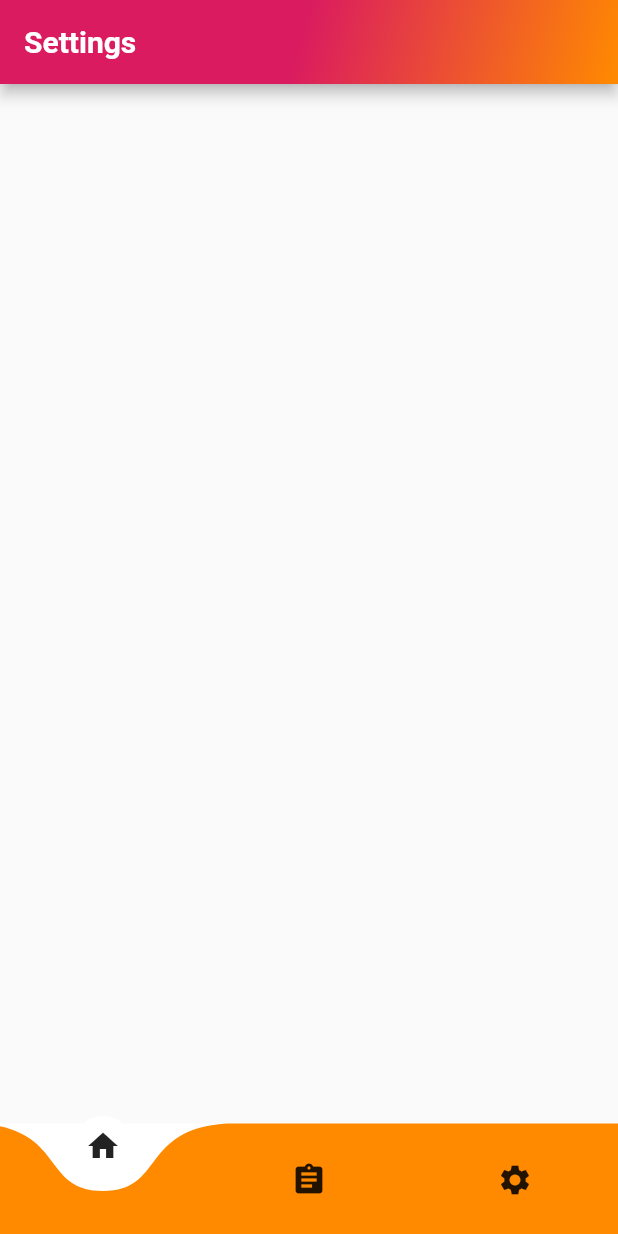
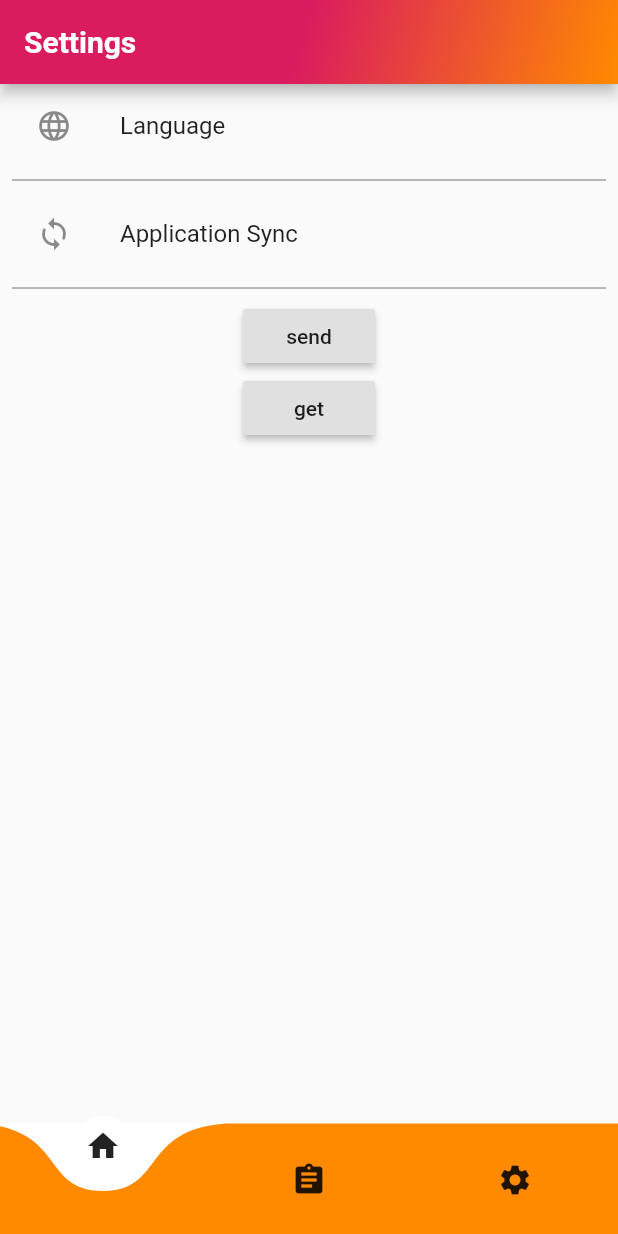
Before and after one commit to shikhars371/ic-data-collector, a Flutter app: the AppSetting screen opened directly, on a phone screen of 412 x 824 dp. Run offline on Flutter 3.47's test engine with Material 2 defaults, Android fonts, the phone set to English and light mode, and no system bars; drawn by our look-alikes of curved_navigation_bar; our stand-ins replace get_it, page_transition, shared_preferences, sqflite; missing offline and left inert: grouped_buttons; accounts and stored records are empty; statements that could not run were skipped.

Commit message:
sqlite db added

```diff
--- a/assets/locale/localization_en.json
+++ b/assets/locale/localization_en.json
@@ -104,5 +104,7 @@
     "key_task":"Task",
     "key_enter_1st_surveyor":"Enter the name ",
     "key_uploads":"Uploads",
-    "key_fourlimit_note":"The boundary of the chain should be a parcel number or if there is no parcel there should be something written like road or sea"
+    "key_fourlimit_note":"The boundary of the chain should be a parcel number or if there is no parcel there should be something written like road or sea",
+    "key_language":"Language",
+    "key_app_sync":"Application Sync"
 }
--- a/lib/configs/configuration.dart
+++ b/lib/configs/configuration.dart
@@ -1,3 +1,3 @@
 class Configuration {
-  static String apiurl = "http://14.98.253.212:3032//";
+  static String apiurl = "http://14.98.253.212:3032/";
 }
--- a/lib/main.dart
+++ b/lib/main.dart
@@ -88,7 +88,6 @@ class MyHomePage extends StatefulWidget {
 class _MyHomePageState extends State<MyHomePage> {
   final NavigationService _navigationService = locator<NavigationService>();
   SharedPreferences sharedPreferences;
-  DBHelper dbHelper;
   Future<Timer> loadData() async {
     return Timer(Duration(seconds: 2), onDoneLoading);
   }
@@ -105,7 +104,7 @@ class _MyHomePageState extends State<MyHomePage> {
 
   @override
   void initState() {
-    dbHelper = DBHelper();
+    DBHelper().initDatabase();
     loadData();
     super.initState();
   }
--- a/lib/pages/appsettings.dart
+++ b/lib/pages/appsettings.dart
@@ -2,6 +2,7 @@ import 'package:flutter/material.dart';
 
 import '../localization/app_translations.dart';
 import '../utils/buttomnavbar.dart';
+import '../utils/db_helper.dart';
 
 class AppSetting extends StatefulWidget {
   @override
@@ -36,6 +37,47 @@ class _AppSettingState extends State<AppSetting> {
         ),
       ),
       bottomNavigationBar: appbuttomnavbar(context),
+      body: SingleChildScrollView(
+        child: Padding(
+          padding: const EdgeInsets.only(left: 8.0, right: 8.0),
+          child: Column(
+            children: <Widget>[
+              ListTile(
+                leading: Icon(Icons.language),
+                title: Text(setapptext(key: 'key_language')),
+                onTap: () {
+                  print("language");
+                },
+              ),
+              Divider(
+                color: Colors.black54,
+              ),
+              ListTile(
+                leading: Icon(Icons.sync),
+                title: Text(setapptext(key: 'key_app_sync')),
+                onTap: () {
+                  print("app sync");
+                },
+              ),
+              Divider(
+                color: Colors.black54,
+              ),
+              RaisedButton(
+                onPressed: () {
+                  DBHelper().add(new U(id: 1, name: "saswat"));
+                },
+                child: Text("send"),
+              ),
+              RaisedButton(
+                child: Text("get"),
+                onPressed: () {
+                  DBHelper().getStudents();
+                },
+              )
+            ],
+          ),
+        ),
+      ),
     );
   }
 }
```
Also changed, not shown: lib/controllers/appsync.dart (renamed from lib/controllers/task.dart, +6 -8 lines), lib/pages/propertyregistation.dart (+51 -119 lines), lib/utils/db_helper.dart (+46 -20 lines).
